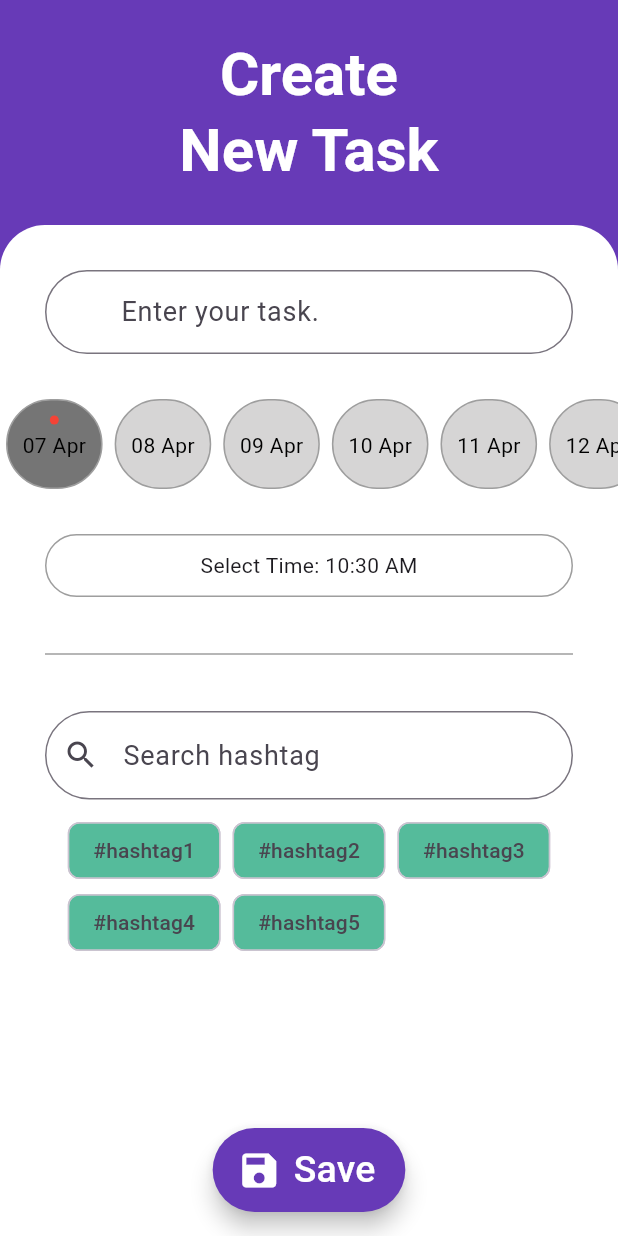
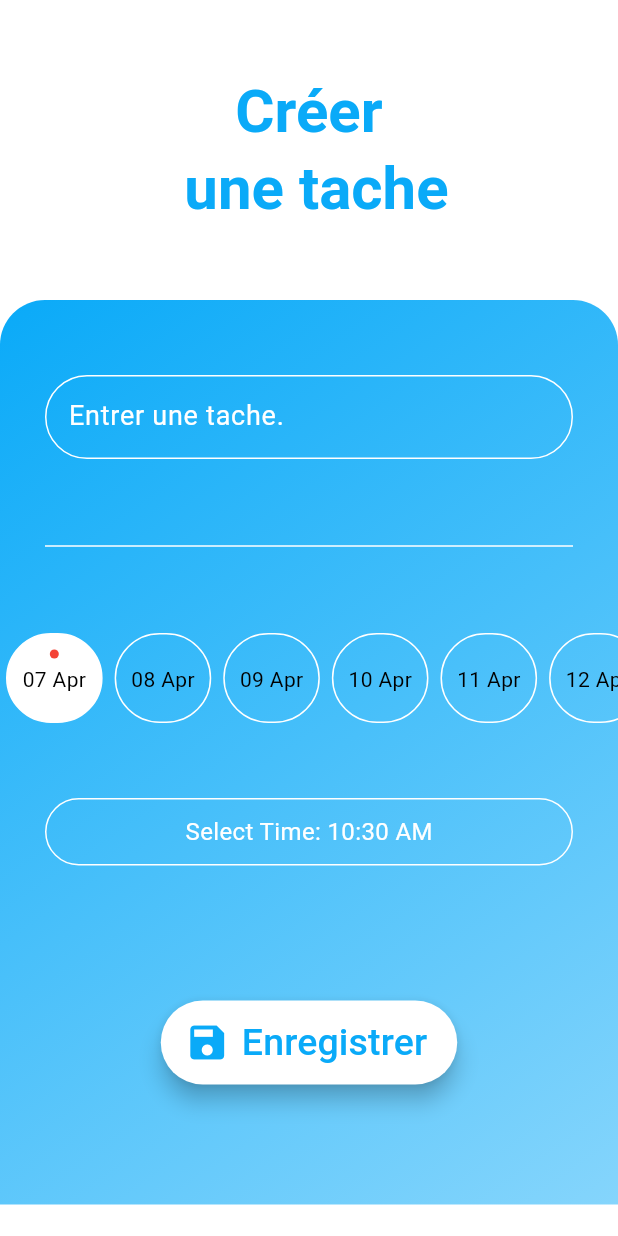
Before and after one commit to zakdonohue/Log450_DoIt, a Flutter app: the CreateTaskScreen screen opened by its route, on a phone screen of 412 x 824 dp. Run offline on Flutter 3.47's test engine with Material 3 defaults, Android fonts, the light colour scheme and no system bars; our stand-ins replace lottie; network calls fail.

Commit message:
Create task design and success message

```diff
--- a/lib/ui/corenav.dart
+++ b/lib/ui/corenav.dart
@@ -27,18 +27,16 @@ class CoreApp extends State<CoreAppNavigation> {
             _buildNavItem(Icons.home_outlined, "Actualité", 0),
             _buildNavItem(Icons.task_outlined, "Taches", 1),
             SizedBox(width: 48),
-            _buildNavItem(Icons.people_alt_outlined, "Amis", 2),
-            _buildNavItem(Icons.settings_outlined, "Réglages", 3),
+            _buildNavItem(Icons.people_alt_outlined, "Amis", 3),
+            _buildNavItem(Icons.settings_outlined, "Réglages", 4),
           ],
         ),
       ),
       floatingActionButton: FloatingActionButton(
         onPressed: () {
-          Navigator.of(context).push(
-            MaterialPageRoute(
-              builder: (context) => const CreateTaskScreen(),
-            ),
-          );
+          setState(() {
+            currentPageIndex = 2;
+          });
         },
         child: const Icon(Icons.add),
         backgroundColor: Color(0xFF0AAAF8),
@@ -49,6 +47,7 @@ class CoreApp extends State<CoreAppNavigation> {
         children: const <Widget>[
           HomeScreen(),
           ProfileScreen(),
+          CreateTaskScreen(),
           ManageFriendsScreen(),
           SettingsScreen(),
         ],
--- a/lib/ui/createtaskscreen.dart
+++ b/lib/ui/createtaskscreen.dart
@@ -3,6 +3,8 @@ import 'package:log450_doit/ui/utils/materialColor.dart';
 import 'package:intl/intl.dart';
 import 'package:http/http.dart' as http;
 import 'dart:convert';
+
+import 'package:log450_doit/ui/utils/sharedPreferences.dart';
 
 class CreateTaskScreen extends StatefulWidget {
   static String routeName = '/createTaskScreen';
@@ -18,6 +20,7 @@ class _CreateTaskScreenState extends State<CreateTaskScreen> {
   final TextEditingController _taskController = TextEditingController();
   int selectedIndex = 0;
   bool _isTaskEmpty = false;
+  bool _taskAddedSuccessfully = false;
 
   Future<void> _addTask(String userId) async {
     final String apiUrl = "http://10.0.2.2:3000/users/$userId/tasks";
@@ -41,7 +44,20 @@ class _CreateTaskScreenState extends State<CreateTaskScreen> {
       );
 
       if (response.statusCode == 201) {
-        print("Task added successfully");
+        setState(() {
+          _taskAddedSuccessfully = true;
+          _taskController.clear();
+          selectedDate = DateTime.now().add(const Duration(days: -1));
+          selectedTime = TimeOfDay.now();
+          selectedIndex = 0;
+        });
+
+        // Hide success message after a few seconds
+        Future.delayed(Duration(seconds: 5), () {
+          setState(() {
+            _taskAddedSuccessfully = false;
+          });
+        });
       } else {
         print("Failed to add task: ${response.body}");
       }
@@ -53,25 +69,37 @@ class _CreateTaskScreenState extends State<CreateTaskScreen> {
   @override
   Widget build(BuildContext context) {
     return Scaffold(
-      backgroundColor: Colors.deepPurple,
+        backgroundColor: Colors.white,
         appBar: AppBar(
-        backgroundColor: Colors.deepPurple,
+          backgroundColor: Colors.white,
           title: const Text(
-          'Create \nNew Task',
+            'Créer \n une tache',
             style: TextStyle(
-              color: Colors.white, fontSize: 40, fontWeight: FontWeight.bold),
+                color: Color(0xFF0AAAF8),
+                fontSize: 40,
+                fontWeight: FontWeight.bold),
             textAlign: TextAlign.center,
           ),
           centerTitle: true,
           elevation: 0,
-        toolbarHeight: 150.0,
+          toolbarHeight: 200.0,
           automaticallyImplyLeading: false,
         ),
-      body: Padding(
+        body: SingleChildScrollView(
+          child: Column(
+            children: <Widget>[
+              Padding(
                 padding: const EdgeInsets.only(top: 0),
                 child: Container(
                   decoration: const BoxDecoration(
-            color: Colors.white,
+                    gradient: LinearGradient(
+                      begin: Alignment.topLeft,
+                      end: Alignment.bottomRight,
+                      colors: [
+                        Color(0xFF0AAAF8),
+                        Color(0xFF85D5FC),
+                      ],
+                    ),
                     borderRadius: BorderRadius.only(
                       topLeft: Radius.circular(30),
                       topRight: Radius.circular(30),
@@ -80,28 +108,51 @@ class _CreateTaskScreenState extends State<CreateTaskScreen> {
                   child: Column(
                     children: <Widget>[
                       Padding(
-                padding: const EdgeInsets.only(top: 30, left: 30, right: 30),
+                        padding:
+                            const EdgeInsets.only(top: 50, left: 30, right: 30),
                         child: TextField(
                           controller: _taskController,
                           decoration: InputDecoration(
-                    labelText: '       Enter your task.',
-                    labelStyle: const TextStyle(fontSize: 18.0),
+                            alignLabelWithHint: true,
+                            labelText: 'Entrer une tache.',
+                            labelStyle: const TextStyle(
+                                fontSize: 18.0, color: Colors.white),
+                            hintStyle:
+                                TextStyle(color: Colors.white.withOpacity(0.7)),
                             border: OutlineInputBorder(
                               borderRadius: BorderRadius.circular(30.0),
+                              borderSide: BorderSide(color: Colors.white),
                             ),
-                    errorText: _isTaskEmpty ? 'Task cannot be empty.' : null,
+                            enabledBorder: OutlineInputBorder(
+                              borderRadius: BorderRadius.circular(30.0),
+                              borderSide: BorderSide(color: Colors.white),
+                            ),
+                            focusedBorder: OutlineInputBorder(
+                              borderRadius: BorderRadius.circular(30.0),
+                              borderSide: BorderSide(color: Colors.white),
+                            ),
+                            errorText:
+                                _isTaskEmpty ? 'Task cannot be empty.' : null,
+                          ),
+                          textAlign: TextAlign.center,
                         ),
                       ),
+                      const SizedBox(height: 50),
+                      const Divider(
+                        color: Colors.white,
+                        thickness: 1,
+                        indent: 30,
+                        endIndent: 30,
                       ),
-              const SizedBox(height: 30),
-              // Scrollable Dates
+                      const SizedBox(height: 50),
                       SizedBox(
                         height: 60,
                         child: ListView.builder(
                           scrollDirection: Axis.horizontal,
                           itemCount: 30,
                           itemBuilder: (context, index) {
-                    DateTime date = DateTime.now().add(Duration(days: index));
+                            DateTime date =
+                                DateTime.now().add(Duration(days: index));
                             bool isSelected = index == selectedIndex;
                             bool isToday = date.day == DateTime.now().day &&
                                 date.month == DateTime.now().month &&
@@ -115,14 +166,15 @@ class _CreateTaskScreenState extends State<CreateTaskScreen> {
                                 });
                               },
                               child: Container(
-                        margin: const EdgeInsets.symmetric(horizontal: 4),
+                                margin:
+                                    const EdgeInsets.symmetric(horizontal: 4),
                                 padding: const EdgeInsets.all(10.0),
                                 decoration: BoxDecoration(
-                          border: Border.all(color: Colors.grey),
+                                  border: Border.all(color: Colors.white),
                                   borderRadius: BorderRadius.circular(30.0),
                                   color: isSelected
-                              ? Colors.grey.shade600
-                              : const Color.fromARGB(255, 214, 213, 213),
+                                      ? Colors.white
+                                      : Color.fromARGB(0, 214, 213, 213),
                                 ),
                                 child: Column(
                                   mainAxisSize: MainAxisSize.min,
@@ -135,13 +187,15 @@ class _CreateTaskScreenState extends State<CreateTaskScreen> {
                                           shape: BoxShape.circle,
                                           color: Colors.red,
                                         ),
-                                margin: const EdgeInsets.only(bottom: 4.0),
+                                        margin:
+                                            const EdgeInsets.only(bottom: 4.0),
                                       ),
                                     if (!isToday)
                                       Container(
                                         height: 6.0,
                                         width: 6.0,
-                                margin: const EdgeInsets.only(bottom: 4.0),
+                                        margin:
+                                            const EdgeInsets.only(bottom: 4.0),
                                       ),
                                     Text(
                                       DateFormat('dd MMM').format(date),
@@ -156,9 +210,9 @@ class _CreateTaskScreenState extends State<CreateTaskScreen> {
                           },
                         ),
                       ),
-
                       Padding(
-                padding: const EdgeInsets.only(top: 30, left: 30, right: 30),
+                        padding:
+                            const EdgeInsets.only(top: 50, left: 30, right: 30),
                         child: InkWell(
                           onTap: () async {
                             TimeOfDay? picked = await showTimePicker(
@@ -174,63 +228,55 @@ class _CreateTaskScreenState extends State<CreateTaskScreen> {
                           child: Container(
                             padding: const EdgeInsets.symmetric(vertical: 10.0),
                             decoration: BoxDecoration(
-                      border: Border.all(color: Colors.grey),
+                              border: Border.all(color: Colors.white),
                               borderRadius: BorderRadius.circular(30.0),
                             ),
                             alignment: Alignment.center,
-                    child: Text('Select Time: ${selectedTime.format(context)}'),
+                            child: Text(
+                              'Select Time: ${selectedTime.format(context)}',
+                              style: TextStyle(
+                                color: Colors.white,
+                                fontSize: 16.0,
+                              ),
+                            ),
                           ),
                         ),
                       ),
                       const SizedBox(
                         height: 30,
                       ),
-              // Search bar
-              const Divider(
-                color: Colors.grey,
-                thickness: 1,
-                indent: 30,
-                endIndent: 30,
+                      const SizedBox(height: 60),
+                      if (_taskAddedSuccessfully)
+                        Padding(
+                          padding: const EdgeInsets.symmetric(
+                              vertical: 10.0, horizontal: 20.0),
+                          child: Container(
+                            padding: const EdgeInsets.all(10.0),
+                            decoration: BoxDecoration(
+                              color: Colors.white,
+                              borderRadius: BorderRadius.circular(20.0),
+                              border: Border.all(color: Colors.green, width: 1),
+                              boxShadow: [
+                                BoxShadow(
+                                  color: Colors.grey.withOpacity(0.5),
+                                  spreadRadius: 1,
+                                  blurRadius: 5,
+                                  offset: Offset(0, 3),
                                 ),
-              Padding(
-                padding: const EdgeInsets.only(top: 30, left: 30, right: 30),
-                child: TextField(
-                  // controller: _searchController,
-                  decoration: InputDecoration(
-                    border: OutlineInputBorder(
-                      borderRadius: BorderRadius.circular(30.0),
+                              ],
                             ),
-                    hintText: 'Search hashtag',
-                    hintStyle: const TextStyle(
-                      fontSize: 18.0,
-                    ),
-                    prefixIcon: const Icon(Icons.search),
-                  ),
-                  onSubmitted: (value) {
-                    // searchHashtag(value);
-                  },
-                ),
-              ),
-              const SizedBox(height: 10),
-              // Hashtags
-              Wrap(
-                spacing: 8.0,
-                children: List<Widget>.generate(
-                  5,
-                  (int index) {
-                    return Chip(
-                      label: Text('#hashtag${index + 1}'),
-                      backgroundColor: const Color.fromARGB(255, 85, 187, 155),
-                    );
-                  },
-                ),
-              ),
-              const SizedBox(height: 30),
-            ],
+                            child: const Text(
+                              'Tâche créée avec succès!',
+                              textAlign: TextAlign.center,
+                              style: TextStyle(
+                                color: Colors.green,
+                                fontSize: 16,
                               ),
                             ),
                           ),
-      floatingActionButton: FloatingActionButton.extended(
+                        ),
+                      FloatingActionButton.extended(
+                        heroTag: "uniqueTagForCreateTask",
                         onPressed: () {
                           if (_taskController.text.isEmpty) {
                             setState(() {
@@ -239,25 +285,34 @@ class _CreateTaskScreenState extends State<CreateTaskScreen> {
                             return;
                           } else {
                             setState(() {
-              _isTaskEmpty = false; // Reset the visual cue state
-              _addTask("660b4acda50307da74558e81");
+                              _isTaskEmpty = false;
+                              _addTask(SharedPreferences.shared.userId);
                             });
                           }
                         },
                         icon: const Icon(
                           Icons.save,
-          color: Colors.white,
+                          color: Color(0xFF0AAAF8),
                           size: 30,
                         ),
-        label:
-            const Text('Save', style: TextStyle(color: Colors.white, fontSize: 25)),
-        backgroundColor: Colors.deepPurple,
+                        label: const Text(
+                          'Enregistrer',
+                          style:
+                              TextStyle(color: Color(0xFF0AAAF8), fontSize: 25),
+                        ),
+                        backgroundColor: Colors.white,
                         shape: const RoundedRectangleBorder(
                           borderRadius: BorderRadius.all(Radius.circular(40.0)),
                         ),
                       ),
-      floatingActionButtonLocation: FloatingActionButtonLocation.centerFloat,
-    );
+                      SizedBox(height: 80),
+                    ],
+                  ),
+                ),
+              ),
+            ],
+          ),
+        ));
   }
 }
 
```
Lines whose indentation alone changed are shown as unchanged.
